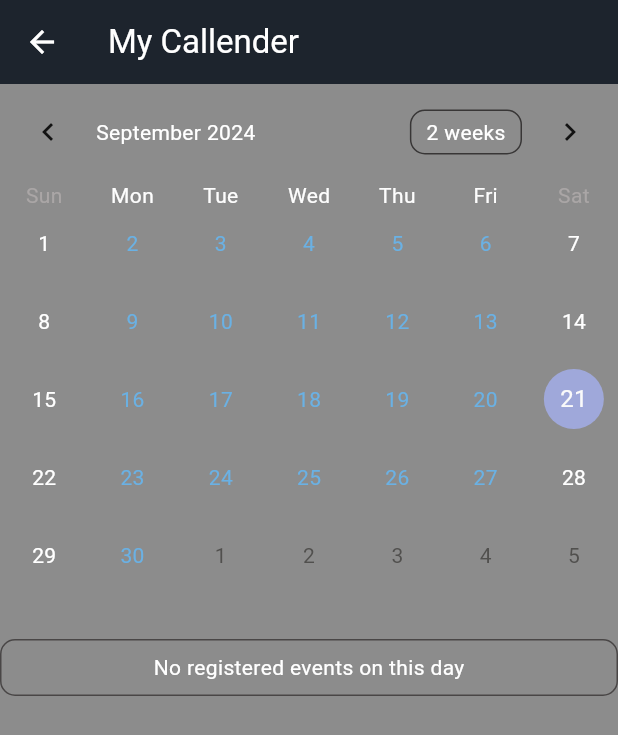
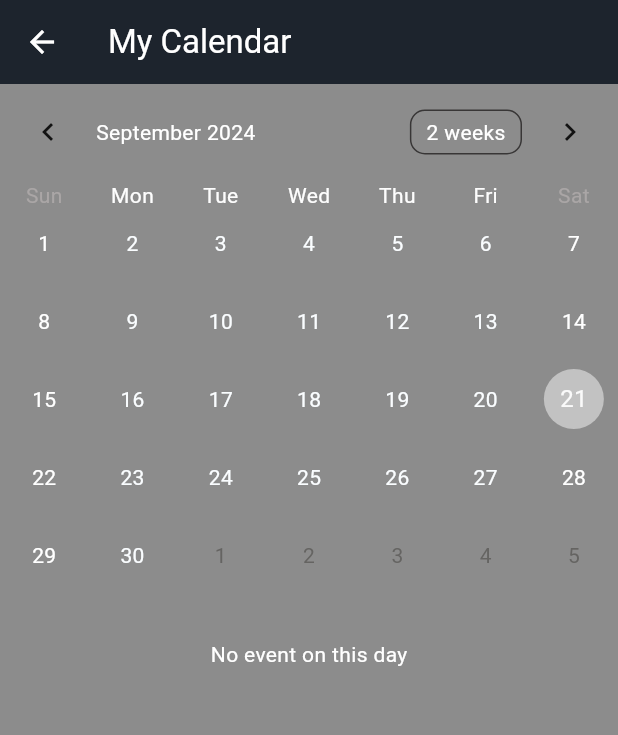
Before and after one commit to blevin04/vora_mobile2_0, a Flutter app: the Calender screen opened directly, on a phone screen of 412 x 824 dp. Shown: the top 735 px of the screen. Run offline on Flutter 3.47's test engine with Material 3 defaults, Android fonts, the phone set to English and light mode, and no system bars; drawn by our look-alikes of table_calendar; our stand-ins replace carousel_slider, cloud_firestore, dotted_border, file_picker, firebase_auth, firebase_core and 5 more; missing offline and left inert: dart:ffi; accounts and stored records are empty; network calls fail.

Commit message:
calender changes

```diff
--- a/lib/calender.dart
+++ b/lib/calender.dart
@@ -1,10 +1,14 @@
 // ignore_for_file: sized_box_for_whitespace, non_constant_identifier_names
+
+import 'dart:ffi';
 
 import 'package:cloud_firestore/cloud_firestore.dart';
 import 'package:firebase_storage/firebase_storage.dart';
 import 'package:flutter/material.dart';
 
 import 'package:table_calendar/table_calendar.dart';
+import 'package:vora_mobile/utils.dart';
+
 
 final store_ = FirebaseStorage.instance.ref();
 final firestore = FirebaseFirestore.instance.collection("Events");
@@ -16,23 +20,23 @@ class Calender extends StatefulWidget {
   @override
   State<Calender> createState() => _CalenderState();
 }
-Future<String> getdata()async{
+
+Future<List<String>> getIds()async{
+  List<String> eveids = List.empty(growable: true);
  await firestore.where("Title",isNotEqualTo: null).get().then((onValue)async{
     for(var val in onValue.docs){
       if (!eventId.contains(val.id)) {
         eventId.add(val.id);
+        eveids.add(val.id);
+      }
+      if (!eventData.containsKey(val.id)) {
+        await geteventsData(val.id);
       }
 
-      await firestore.doc(val.id).get().then((value)async{
-        DateTime dat =await value.data()!["EventDate"].toDate();
-        if (!eventdate.contains(dat)) {
-          eventdate.add(dat);
-        }
-      });
     }
   });
 //print(eventdate);
-  return "ok";
+  return eveids;
 }
 Future<Map<String,dynamic>> getevent(String eventId)async{
   Map<String,dynamic> data = {};
@@ -75,24 +79,38 @@ class _CalenderState extends State<Calender> {
                 color: Colors.white,
               )),
           title: const Text(
-            "My Callender",
+            "My Calendar",
             style: TextStyle(color: Colors.white),
           ),
         ),
 
         body: Column(
           children: [
+            FutureBuilder(
+              future: getIds(),
+              builder: (BuildContext context, AsyncSnapshot snapshot) {
+                if (snapshot.connectionState == ConnectionState.waiting) {
+                  return const Center(child: CircularProgressIndicator(),);
+                }
+                for(var singleEvent in snapshot.data){
+                  if (!eventData.containsKey(singleEvent)){
+
+                  }
+                }
+                return Column(
+                  children: [
                     Container(
                     width: MediaQuery.of(context).size.width,
                     child: TableCalendar(
+
                       selectedDayPredicate: (date) {
-                    for (var i = 0; i < eventdate.length; i++) {
-                       if (eventdate[i].day==date.day && eventdate[i].month == date.month && eventdate[i].year == date.year) {
+                        final keys_ = eventData.keys.toList();
+                        for (var i = 0; i < eventData.length; i++) {
+                          final eventdates = eventData[keys_[i]]!["EventDate"].toDate();
+                           if (isSameDay(eventdates, date)) {
                           return true;
                         }
                         }
-
-
                        if( date == selected){
                         return true;
                        }
@@ -116,78 +134,131 @@ class _CalenderState extends State<Calender> {
                             formatButtonTextStyle:
                                 const TextStyle(color: Colors.white),
                             titleTextStyle: const TextStyle(color: Colors.white)),
-                    calendarStyle: const CalendarStyle(
+                            eventLoader: (day) {
+                              bool eventpassed = false;
+                              eventData.forEach((key, value){
+                                DateTime t = DateTime.now();
+                                if (value["EventDate"].toDate().isBefore(DateTime.now())
+                                    && isSameDay(value["EventDate"].toDate(), day)
+                                ) {
+                                  eventpassed = true;
+                                }
+                              });
+                              if (eventpassed) {
+                                return ["ok den ok den"];
+                              }
+                              return [];
+                            },
+
+                        calendarStyle:const CalendarStyle(
+
+                          // dayTextFormatter: (date, locale) {
+
+                          // },
+
+                          todayDecoration: BoxDecoration(shape: BoxShape.circle,color: Color.fromARGB(119, 255, 255, 255)),
                           weekendTextStyle: TextStyle(color: Colors.white),
-                      selectedDecoration: BoxDecoration(shape: BoxShape.circle,color: Colors.blue),
+                          selectedDecoration: BoxDecoration(
+                            shape: BoxShape.circle,color: Color.fromARGB(255, 83, 94, 247)),
                             defaultTextStyle: TextStyle(
-                            color: Color.fromARGB(255, 106, 177, 228)),
-                        outsideTextStyle: TextStyle(color: Color.fromARGB(255, 81, 80, 78))),
-                    focusedDay: DateTime.now(),
+                                color: Color.fromARGB(255, 250, 253, 255)),
+                            outsideTextStyle: TextStyle(color: Color.fromARGB(255, 101, 100, 98))),
+                        focusedDay: selected,
                         firstDay: DateTime(2000),
-                    lastDay: DateTime(2030))),
+                        lastDay: DateTime(2030))
+
+                        ),
                   const SizedBox(height: 30,),
-            Visibility(
-                child: Container(
-                  decoration: BoxDecoration(border: Border.all(color: const Color.fromARGB(255, 73, 70, 70)),borderRadius: BorderRadius.circular(10)),
-              width: windowwidth,
-              child: SingleChildScrollView(
-                scrollDirection: Axis.vertical,
-                child: Padding(
+                  Builder(
+                    builder: (context) {
+                      Map<String,dynamic> event = {};
+                      eventData.forEach((key, value) {
+                        if (eventData[key]!["EventDate"].toDate().day == selected.day
+                            && eventData[key]!["EventDate"].toDate().month == selected.month
+                            && eventData[key]!["EventDate"].toDate().year == selected.year
+                          ) {
+                          event = value;
+                        }
+                      },);
+                      return
+                      event.isNotEmpty?
+                      Container(
+                        padding:const EdgeInsets.all(10),
+                        decoration: BoxDecoration(
+                          borderRadius: BorderRadius.circular(10)
+                          ,border: Border.all(color: const Color.fromARGB(88, 255, 255, 255))),
+                        child: Column(
+                              children: [
+                                Text(event["Title"],style: const TextStyle(color: Colors.white),),
+                                Padding(
                                   padding: const EdgeInsets.all(8.0),
-                  child: FutureBuilder(
-                    future: getdata(),
-                    builder: (BuildContext context, AsyncSnapshot snapshot) {
-                      if (snapshot.connectionState == ConnectionState.waiting) {
-                        return const Center(child: CircularProgressIndicator(),);
+                                  child: Text(period(event["EventDate"].toDate()),
+                                  style:const TextStyle(color: Colors.white),),
+                                ),
+                                Text(event["Description"].toString(),style:const TextStyle(color: Colors.white),)
+
+                              ],
+                        ),
+                      ):
+                      Container(
+                        child:const Text("No event on this day",style: TextStyle(color: Colors.white),),
+                      );
                     }
-                      if (!snapshot.hasData) {
-                         return const Center(child: CircularProgressIndicator(),);
-                      }
-                      if (snapshot.connectionState == ConnectionState.none) {
-                                    return const Center(child: Column(children: [Icon(Icons.wifi_off_rounded),Text("Offline...")],),);
-                                  }
-                  var d = eventdate.indexWhere((test)=>test.day == selected.day && test.month == selected.month && test.year == selected.year);
-
-                      return d>=0? FutureBuilder(
-                        future: getevent(eventId[d]),
-                        builder: (BuildContext context, AsyncSnapshot snapshot) {
-                          if (snapshot.connectionState == ConnectionState.waiting) {
-                            return const Center(child: CircularProgressIndicator(),);
-                          }
-                          if(!snapshot.hasData){
-                          return  const Center(child: CircularProgressIndicator(),);
-                          }
-                          if (snapshot.connectionState == ConnectionState.none) {
-                                    return const Center(child: Column(children: [Icon(Icons.wifi_off_rounded),Text("Offline...")],),);
-                                  }
-                          String titles_ = snapshot.data["Title"];
-                          String decrip = snapshot.data["Descrip"];
-
-                          int tim_h = eventdate[d].hour;
-                          int tim_m = eventdate[d].minute;
-                          return Column(
-                        children: [
-                          Text(titles_,style: const TextStyle(color: Colors.white),),
-                          Container(decoration: BoxDecoration(borderRadius: BorderRadius.circular(10),border: Border.all(color: Colors.white)),child:Padding(
-                            padding: const EdgeInsets.all(8.0),
-                            child: Text("From  $tim_h: $tim_m ",
-                            style:const TextStyle(color: Colors.white),),
-                          ),),
-                          Text(decrip,style:const TextStyle(color: Colors.white),)
-
+                  )
                   ],
                 );
               },
-                      ):const Center(child: Text("No registered events on this day",style: TextStyle(color: Colors.white),),);
+            ),
+            // Visibility(
+            //     child: Container(
+            //       decoration: BoxDecoration(border: Border.all(color: const Color.fromARGB(255, 73, 70, 70)),borderRadius: BorderRadius.circular(10)),
+            //   width: windowwidth,
+            //   child: SingleChildScrollView(
+            //     scrollDirection: Axis.vertical,
+            //     child: Padding(
+            //       padding: const EdgeInsets.all(8.0),
+            //       child: FutureBuilder(
+            //         future: getdata(),
+            //         builder: (BuildContext context, AsyncSnapshot snapshot) {
+            //           if (snapshot.connectionState == ConnectionState.waiting) {
+            //             return const Center(child: CircularProgressIndicator(),);
+            //           }
+            //           if (!snapshot.hasData) {
+            //              return const Center(child: CircularProgressIndicator(),);
+            //           }
+            //           if (snapshot.connectionState == ConnectionState.none) {
+            //                         return const Center(child: Column(children: [Icon(Icons.wifi_off_rounded),Text("Offline...")],),);
+            //                       }
+            //       var d = eventdate.indexWhere((test)=>test.day == selected.day && test.month == selected.month && test.year == selected.year);
+
+            //           return d>=0? FutureBuilder(
+            //             future: getevent(eventId[d]),
+            //             builder: (BuildContext context, AsyncSnapshot snapshot) {
+            //               if (snapshot.connectionState == ConnectionState.waiting) {
+            //                 return const Center(child: CircularProgressIndicator(),);
+            //               }
+            //               if(!snapshot.hasData){
+            //               return  const Center(child: CircularProgressIndicator(),);
+            //               }
+            //               if (snapshot.connectionState == ConnectionState.none) {
+            //                         return const Center(child: Column(children: [Icon(Icons.wifi_off_rounded),Text("Offline...")],),);
+            //                       }
+            //               String titles_ = snapshot.data["Title"];
+            //               String decrip = snapshot.data["Descrip"];
+
+            //               int tim_h = eventdate[d].hour;
+            //               int tim_m = eventdate[d].minute;
+            //               return
+            //             },
+            //           ):const Center(child: Text("No registered events on this day",style: TextStyle(color: Colors.white),),);
 
 
-                    },
-                  ),
-                ),
+            //         },
+            //       ),
+            //     ),
 
-
-              ),
-            ))
+            //   ),
+            // ))
           ],
         ),
       ),
--- a/lib/events.dart
+++ b/lib/events.dart
@@ -181,7 +181,7 @@ class _EventsState extends State<Events> {
             even_m.addAll(commentedalready);
 
       } catch (e) {
-        showsnackbar(context, e.toString());
+        print(e.toString());
       }
 
       Map<String,dynamic> liked = {};
@@ -670,7 +670,8 @@ Widget content(BuildContext context,
                                             ),
                                             )
                                             ),
-                                          )
+                                          ),
+                                          IconButton(onPressed: (){}, icon:const Icon(Icons.more_vert,color: Colors.white,))
                                         ],
                                       ),
                                     ),
```
Also changed, not shown: lib/Accounts.dart (+18 -4 lines), lib/utils.dart (+0 -9 lines). Lines whose indentation alone changed are shown as unchanged.
